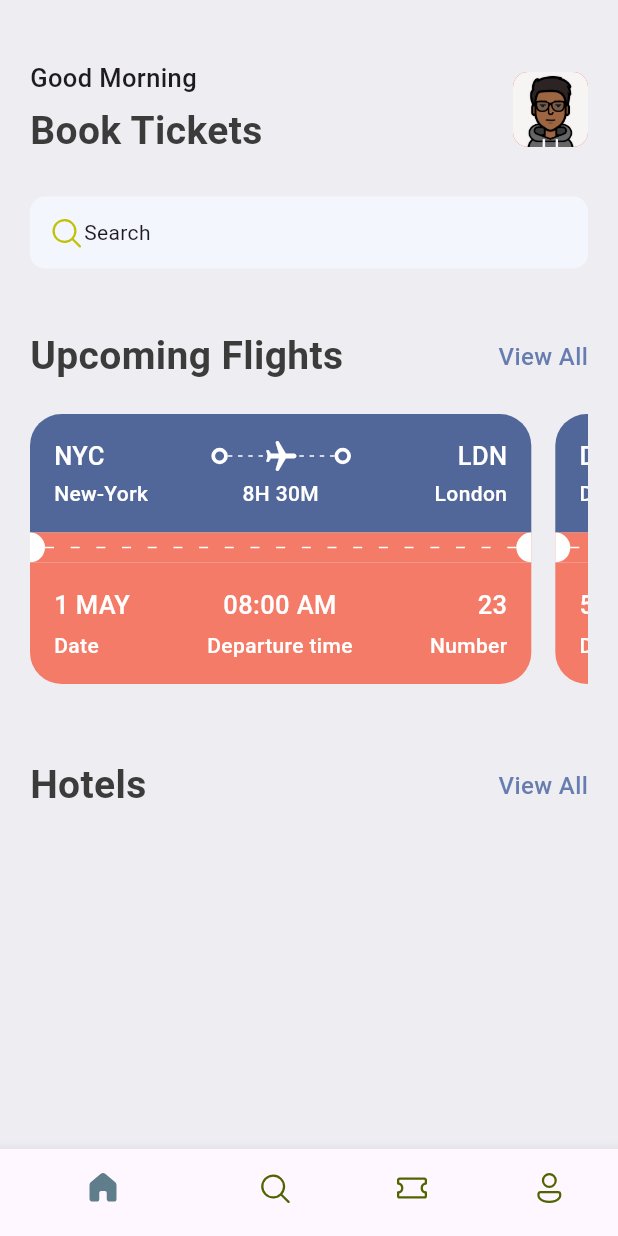
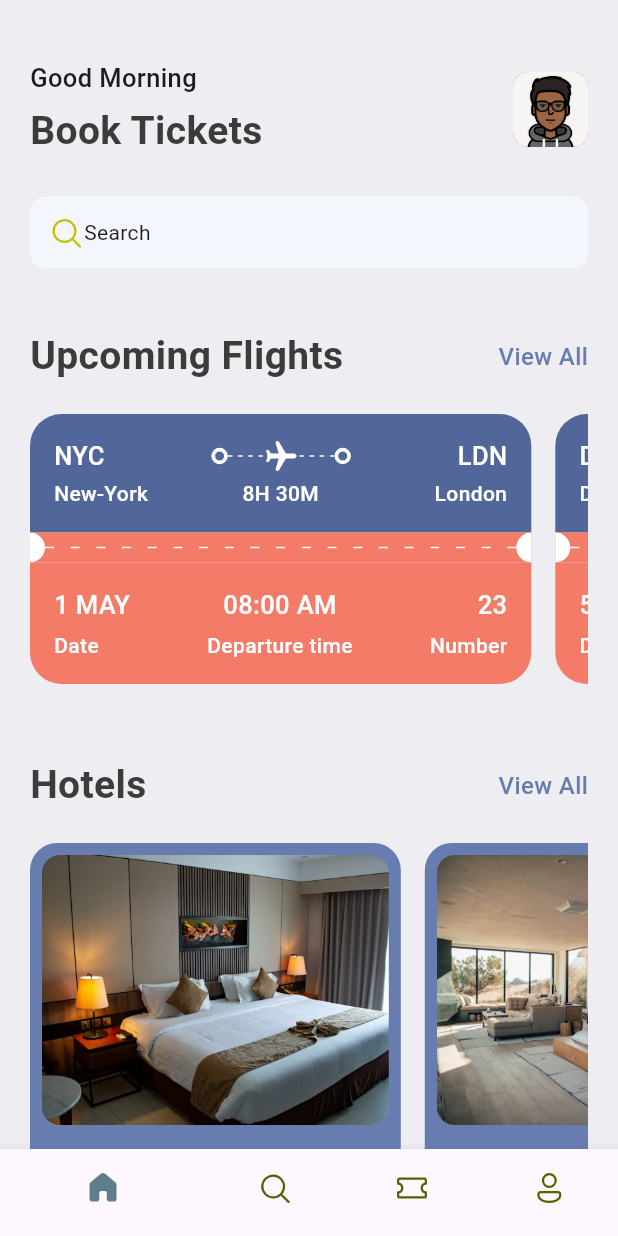
Before and after one commit to Coder-jt/ticket_app, a Flutter app: the screen it shows after launch, on a phone screen of 412 x 824 dp. Run offline on Flutter 3.47's test engine with Material 3 defaults, Android fonts, the phone set to English and light mode, and no system bars; our stand-ins replace fluentui_icons.

Commit message:
Add Hotel widget for displaying hotel information
- Created a new Hotel widget that takes a hotel map as input.
- The widget displays the hotel image, place, destination, and price.
- Utilized AppStyles for consistent styling and layout.

```diff
--- a/lib/base/res/media.dart
+++ b/lib/base/res/media.dart
@@ -1,4 +1,5 @@
 class AppMedia{
   static const _baseImage = 'assets/images';
   static const logo = '$_baseImage/4eyes.png';
+  static const hotelRoom = '$_baseImage/hotel_room.jpg';
 }
--- a/lib/base/res/styles/app_styles.dart
+++ b/lib/base/res/styles/app_styles.dart
@@ -8,6 +8,7 @@ class AppStyles{
   static Color ticketBlue = const Color(0xFF526799);
 
   static Color ticketOrange = const Color(0xFFF37B67);
+  static Color kakiColor = const Color( 0xFFd2bdb6);
 
   static Color bgColor = const Color(0xFFeeedf2);
   //normal text
--- a/lib/base/utils/all_json.dart
+++ b/lib/base/utils/all_json.dart
@@ -113,3 +113,24 @@ List<Map<String, dynamic>> ticketList = [
     'number': 140
   },
 ];
+
+List<Map<String, dynamic>> hotelList = [
+  {
+    'image': 'hotel_room.jpg',
+    'place': 'Open Space',
+    'destination': 'London',
+    'price': 25
+  },
+  {
+    'image': 'city_view.jpg',
+    'place': 'Global Will',
+    'destination': 'London',
+    'price': 40
+  },
+  {
+    'image': 'pool_view.jpg',
+    'place': 'Best City Pool',
+    'destination': 'Dubai',
+    'price': 68
+  },
+];
--- a/lib/screens/home_screen.dart
+++ b/lib/screens/home_screen.dart
@@ -3,6 +3,7 @@ import 'package:flutter/cupertino.dart';
 import 'package:flutter/material.dart';
 import 'package:ticket_app/base/widgets/app_double_text.dart';
 import 'package:ticket_app/base/widgets/ticket_view.dart';
+import 'package:ticket_app/screens/widgets/hotel.dart';
 
 import '../base/res/media.dart';
 import '../base/res/styles/app_styles.dart';
@@ -23,6 +24,7 @@ class HomeScreen extends StatelessWidget {
           Container(
             padding: const EdgeInsets.symmetric(horizontal: 20),
             child: Column(
+              crossAxisAlignment: CrossAxisAlignment.start,
               children: [
                 Row(
                   //Row styling
@@ -75,9 +77,7 @@ class HomeScreen extends StatelessWidget {
                   smallText: "View All",
                   func: () => Navigator.pushNamed(context, "all_tickets"),
                 ),
-                const SizedBox(
-                  height: 20,
-                ),
+                const SizedBox(height: 20,),
                  // Ticket Scroll
                  SingleChildScrollView(
                     scrollDirection: Axis.horizontal,
@@ -86,18 +86,21 @@ class HomeScreen extends StatelessWidget {
                       children: ticketList.map((singleTicket)=> TicketView(ticket: singleTicket)).toList(),
                 ),
                     ),
-                const SizedBox(
-                  height: 40,
-                ),
+                const SizedBox(height: 40,),
                 //Hotels
                 AppDoubleText(
                   bigText: "Hotels",
                   smallText: "View All",
                   func: () {}
                 ),
-                const SizedBox(
-                  height: 20,
-                ),
+                const SizedBox(height: 20,),
+                SingleChildScrollView(
+                  scrollDirection: Axis.horizontal,
+                    child: Row(
+                //take 2 from list, convert 2 maps to Tickets
+                children: hotelList.take(2).map((singleHotel)=> Hotel(hotel: singleHotel)).toList(),
+                    ),
+                  )
               ],
             ),
           ),
--- /dev/null
+++ b/lib/screens/widgets/hotel.dart
@@ -0,0 +1,61 @@
+import 'package:flutter/cupertino.dart';
+import 'package:flutter/material.dart';
+import 'package:ticket_app/base/res/media.dart';
+
+import '../../base/res/styles/app_styles.dart';
+
+class Hotel extends StatelessWidget {
+  final Map<String, dynamic> hotel;
+  const Hotel({super.key, required this.hotel});
+
+  @override
+  Widget build(BuildContext context) {
+    final size = MediaQuery.of(context).size;
+    return Container(
+      padding: const EdgeInsets.all(8.0),
+      width: size.width*0.6,
+      height: 350,
+      margin: const EdgeInsets.only(right: 16),
+      decoration: BoxDecoration(
+        color: AppStyles.primaryColor,
+        borderRadius: BorderRadius.circular(18)
+      ),
+      child: Column(
+        crossAxisAlignment: CrossAxisAlignment.start,
+        children: [
+          Container(
+            height: 180,
+            decoration: BoxDecoration(
+                color: AppStyles.primaryColor,
+                borderRadius: BorderRadius.circular(12),
+                image: DecorationImage(
+                fit: BoxFit.cover,
+                image: AssetImage(
+                  "assets/images/${hotel["image"]}"
+                )
+              )
+            ),
+          ),
+          const SizedBox(height: 10,),
+          Padding(
+            padding: const EdgeInsets.only(left: 15),
+            child: Text(hotel["place"],
+            style: AppStyles.headLineStyle2.copyWith(color: AppStyles.kakiColor),),
+          ),
+          const SizedBox(height: 5,),
+          Padding(
+            padding: const EdgeInsets.only(left: 15),
+            child: Text(hotel["destination"],
+              style: AppStyles.headLineStyle3.copyWith(color: Colors.white),),
+          ),
+          const SizedBox(height: 5,),
+          Padding(
+            padding: const EdgeInsets.only(left: 15),
+            child: Text("\$${hotel["price"]}/night" ,
+              style: AppStyles.headLineStyle2.copyWith(color: AppStyles.kakiColor),),
+          )
+        ],
+      ),
+    );
+  }
+}
```
Also changed, not shown: assets/images/city_view.jpg (added), assets/images/hotel_room.jpg (added), assets/images/pool_view.jpg (added).
